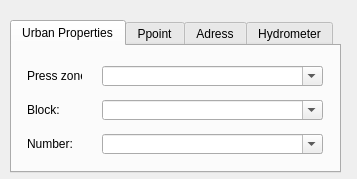
Giswater/giswater_qgis_plugin, file search/ui/search_plus_dialog_base.ui: the form before one commit.
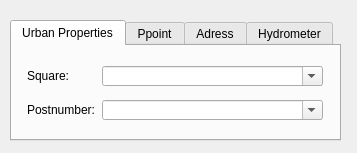
The form after the commit. Custom widgets are drawn as their Qt base class.

Commit message: #115 Major refactoring TODO's: Tab Hydrometer Load configuration data from tables

Diff of the .ui file:
```diff
--- a/search/ui/search_plus_dialog_base.ui
+++ b/search/ui/search_plus_dialog_base.ui
@@ -7,7 +7,7 @@
     <x>0</x>
     <y>0</y>
     <width>357</width>
-    <height>179</height>
+    <height>153</height>
    </rect>
   </property>
   <property name="windowTitle">
@@ -19,7 +19,7 @@
      <x>10</x>
      <y>20</y>
      <width>331</width>
-     <height>153</height>
+     <height>121</height>
     </rect>
    </property>
    <property name="currentIndex">
@@ -29,50 +29,24 @@
     <attribute name="title">
      <string>Urban Properties</string>
     </attribute>
-    <widget class="QLabel" name="label_press_zone_2">
-     <property name="geometry">
-      <rect>
-       <x>15</x>
-       <y>22</y>
-       <width>55</width>
-       <height>16</height>
-      </rect>
-     </property>
-     <property name="text">
-      <string>Press zone:</string>
-     </property>
-    </widget>
-    <widget class="SearchableComboBox" name="urban_properties_pzone">
-     <property name="geometry">
-      <rect>
-       <x>90</x>
-       <y>20</y>
-       <width>221</width>
-       <height>20</height>
-      </rect>
-     </property>
-     <property name="editable">
-      <bool>true</bool>
-     </property>
-    </widget>
     <widget class="QLabel" name="label_number_2">
      <property name="geometry">
       <rect>
        <x>15</x>
-       <y>90</y>
-       <width>55</width>
+       <y>56</y>
+       <width>71</width>
        <height>16</height>
       </rect>
      </property>
      <property name="text">
-      <string>Number:</string>
+      <string>Postnumber:</string>
      </property>
     </widget>
     <widget class="SearchableComboBox" name="urban_properties_number">
      <property name="geometry">
       <rect>
        <x>90</x>
-       <y>88</y>
+       <y>54</y>
        <width>221</width>
        <height>20</height>
       </rect>
@@ -85,20 +59,20 @@
      <property name="geometry">
       <rect>
        <x>15</x>
-       <y>56</y>
+       <y>22</y>
        <width>55</width>
        <height>16</height>
       </rect>
      </property>
      <property name="text">
-      <string>Block:</string>
+      <string>Square:</string>
      </property>
     </widget>
     <widget class="SearchableComboBox" name="urban_properties_block">
      <property name="geometry">
       <rect>
        <x>90</x>
-       <y>54</y>
+       <y>20</y>
        <width>221</width>
        <height>20</height>
       </rect>
```
The commit also changes 3 other files.
